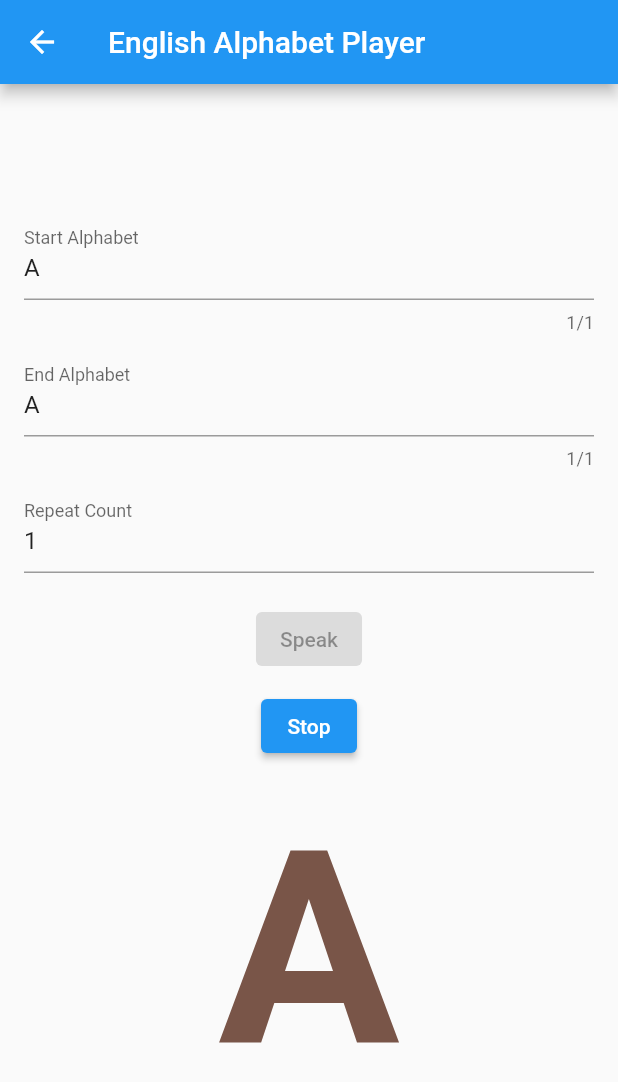
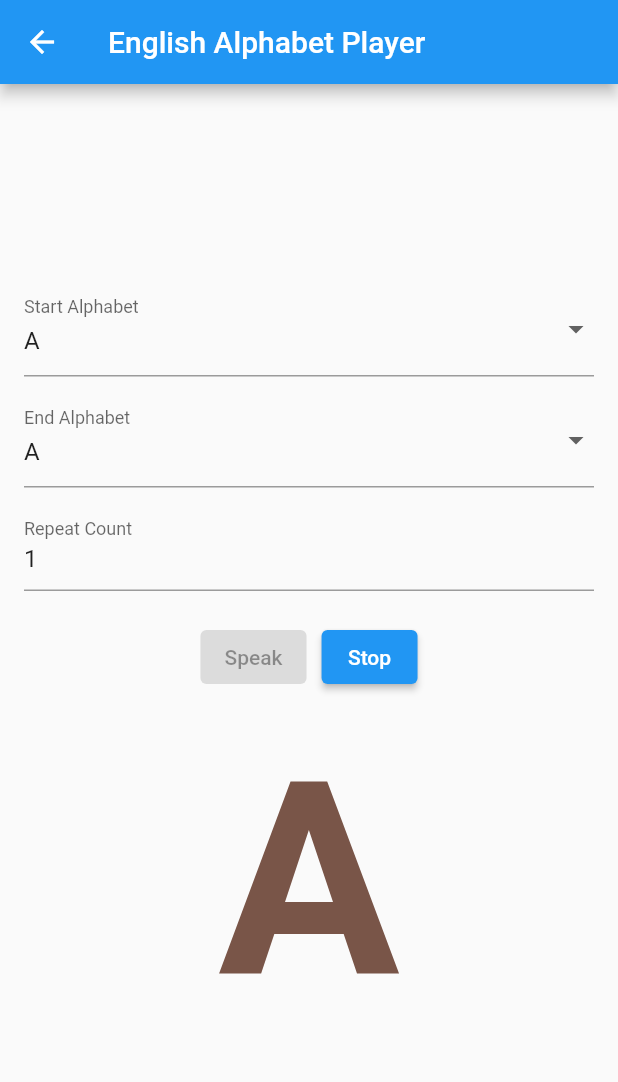
Before and after one commit to ikbhal/alphabet_tts_loop_start_end_alphabet, a Flutter app: the EnglishAlphabetPlayer screen opened by its route, after a tap on "Speak", on a phone screen of 412 x 824 dp. Shown: the top 1082 px of the screen. Run offline on Flutter 3.47's test engine with Material 2 defaults, Android fonts, the phone set to English and light mode, and no system bars; our stand-ins replace flutter_tts.

Commit message:
make english play to use dropdown

```diff
--- a/lib/english_player.dart
+++ b/lib/english_player.dart
@@ -9,15 +9,13 @@ class EnglishAlphabetPlayer extends StatefulWidget {
 }
 
 class _EnglishAlphabetPlayerState extends State<EnglishAlphabetPlayer> {
-  final TextEditingController startAlphabetController =
-  TextEditingController(text:Alphabets.englishAlphabets.first);
-  final TextEditingController endAlphabetController =
-  TextEditingController(text:Alphabets.englishAlphabets.first);
   final TextEditingController repeatCountController =
   TextEditingController(text: '1');
   FlutterTts flutterTts = FlutterTts();
   String currentAlphabet = '';
   bool isPlaying = false;
+  String selectedStartAlphabet = Alphabets.englishAlphabets.first;
+  String selectedEndAlphabet = Alphabets.englishAlphabets.first;
 
   @override
   void initState() {
@@ -34,7 +32,7 @@ class _EnglishAlphabetPlayerState extends State<EnglishAlphabetPlayer> {
   }
 
   void stop() async {
-    if (mounted && isPlaying) {
+    if (isPlaying) {
       await flutterTts.stop();
       setState(() {
         isPlaying = false;
@@ -43,37 +41,29 @@ class _EnglishAlphabetPlayerState extends State<EnglishAlphabetPlayer> {
   }
 
   Future<bool> playAlphabet(String alphabet) async {
-    // Set the current alphabet
     setState(() {
       currentAlphabet = alphabet;
     });
-
-    // Speak the current alphabet
     await speak(alphabet);
-
     return true;
   }
 
   void playLessonString() async {
-    final String startAlphabet = startAlphabetController.text.toUpperCase();
-    final String endAlphabet = endAlphabetController.text.toUpperCase();
     final int repeatCount = int.parse(repeatCountController.text);
 
-    if (startAlphabet.isNotEmpty && endAlphabet.isNotEmpty && repeatCount > 0) {
+    if (repeatCount > 0) {
       setState(() {
         isPlaying = true;
       });
 
-      final random = Random();
+      for (int i = 0; i < repeatCount && isPlaying; i++) {
+        final startIndex = Alphabets.englishAlphabets.indexOf(selectedStartAlphabet);
+        final endIndex = Alphabets.englishAlphabets.indexOf(selectedEndAlphabet);
 
-      for (int i = 0; i < repeatCount && isPlaying; i++) {
-        for (int j = startAlphabet.codeUnitAt(0);
-            isPlaying && j <= endAlphabet.codeUnitAt(0);
-            j++) {
-          final currentAlphabet = String.fromCharCode(j);
+        for (int j = startIndex; j <= endIndex && isPlaying; j++) {
+          final currentAlphabet = Alphabets.englishAlphabets[j];
           await playAlphabet(currentAlphabet);
-          await Future.delayed(
-              Duration(milliseconds: 2000)); // Delay for 2 seconds
+          await Future.delayed(Duration(milliseconds: 2000)); // Delay for 2 seconds
         }
       }
 
@@ -101,17 +91,37 @@ class _EnglishAlphabetPlayerState extends State<EnglishAlphabetPlayer> {
           child: Column(
             mainAxisAlignment: MainAxisAlignment.center,
             children: [
-              TextField(
-                controller: startAlphabetController,
-                maxLength: 1,
+              DropdownButtonFormField<String>(
+                value: selectedStartAlphabet,
+                onChanged: (newValue) {
+                  setState(() {
+                    selectedStartAlphabet = newValue!;
+                  });
+                },
+                items: Alphabets.englishAlphabets.map((alphabet) {
+                  return DropdownMenuItem(
+                    value: alphabet,
+                    child: Text(alphabet),
+                  );
+                }).toList(),
                 decoration: InputDecoration(
                   labelText: 'Start Alphabet',
                 ),
               ),
               SizedBox(height: 10.0),
-              TextField(
-                controller: endAlphabetController,
-                maxLength: 1,
+              DropdownButtonFormField<String>(
+                value: selectedEndAlphabet,
+                onChanged: (newValue) {
+                  setState(() {
+                    selectedEndAlphabet = newValue!;
+                  });
+                },
+                items: Alphabets.englishAlphabets.map((alphabet) {
+                  return DropdownMenuItem(
+                    value: alphabet,
+                    child: Text(alphabet),
+                  );
+                }).toList(),
                 decoration: InputDecoration(
                   labelText: 'End Alphabet',
                 ),
@@ -125,14 +135,19 @@ class _EnglishAlphabetPlayerState extends State<EnglishAlphabetPlayer> {
                 ),
               ),
               SizedBox(height: 20.0),
+              Row(
+                mainAxisAlignment: MainAxisAlignment.center,
+                children: [
                   ElevatedButton(
                     onPressed: isPlaying ? null : playLessonString,
                     child: Text('Speak'),
                   ),
-              SizedBox(height: 10.0),
+                  SizedBox(width: 10.0),
                   ElevatedButton(
                     onPressed: stop,
                     child: Text('Stop'),
+                  ),
+                ],
               ),
               SizedBox(height: 20.0),
               Text(
```
Lines whose indentation alone changed are shown as unchanged.
